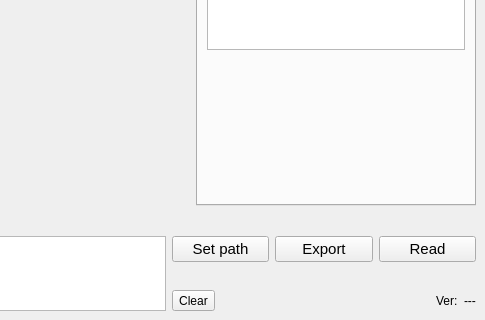
Old version of the form src/Views/mainwindow.ui in the repository erfanmohammadzadeh/QCardio; both pictures show x 401 to 886 and y 402 to 722 of the 886 by 722 pixel window.
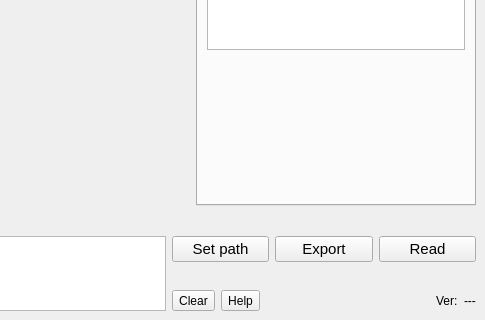
New version of the form.

```diff
--- a/src/Views/mainwindow.ui
+++ b/src/Views/mainwindow.ui
@@ -53,6 +53,13 @@
             </property>
            </widget>
           </item>
+          <item>
+           <widget class="QToolButton" name="toolButtonHelp">
+            <property name="text">
+             <string>Help</string>
+            </property>
+           </widget>
+          </item>
           <item>
            <spacer name="horizontalSpacer">
             <property name="orientation">
```
